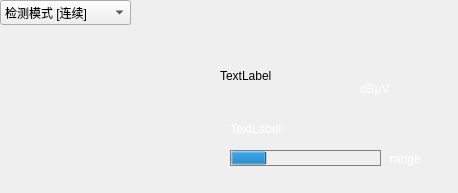
This is Gui/Function/aawidget.ui in rpdhunter/swbox as Qt 5 draws it before an edit. The edited form follows.
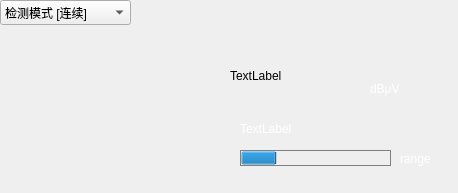
This is the edited form. Custom widgets are drawn as their Qt base class.

What changed in the file:
```diff
--- a/Gui/Function/aawidget.ui
+++ b/Gui/Function/aawidget.ui
@@ -64,7 +64,7 @@
   <widget class="QProgressBar" name="progressBar">
    <property name="geometry">
     <rect>
-     <x>230</x>
+     <x>240</x>
      <y>150</y>
      <width>151</width>
      <height>16</height>
@@ -84,7 +84,7 @@
   <widget class="QLabel" name="label_val">
    <property name="geometry">
     <rect>
-     <x>220</x>
+     <x>230</x>
      <y>40</y>
      <width>131</width>
      <height>71</height>
@@ -101,7 +101,7 @@
   <widget class="QLabel" name="label_max">
    <property name="geometry">
     <rect>
-     <x>230</x>
+     <x>240</x>
      <y>120</y>
      <width>151</width>
      <height>17</height>
@@ -117,7 +117,7 @@
   <widget class="QLabel" name="label_3">
    <property name="geometry">
     <rect>
-     <x>360</x>
+     <x>370</x>
      <y>80</y>
      <width>41</width>
      <height>17</height>
@@ -133,7 +133,7 @@
   <widget class="QLabel" name="label_range">
    <property name="geometry">
     <rect>
-     <x>390</x>
+     <x>400</x>
      <y>150</y>
      <width>61</width>
      <height>17</height>
@@ -150,9 +150,9 @@
    <property name="geometry">
     <rect>
      <x>10</x>
-     <y>30</y>
-     <width>200</width>
-     <height>136</height>
+     <y>35</y>
+     <width>201</width>
+     <height>140</height>
     </rect>
    </property>
   </widget>
```
